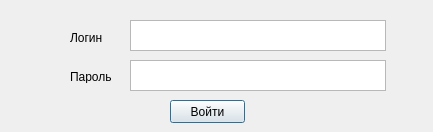
Before: the Qt Designer form untitled_reg.ui in keregan/Active_staff_motivation_qt, drawn with Qt 5.
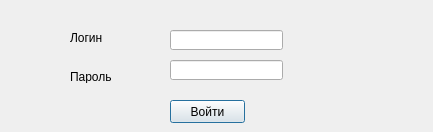
After: the same form once the commit is applied.

Diff of the .ui file:
```diff
--- a/untitled_reg.ui
+++ b/untitled_reg.ui
@@ -39,26 +39,6 @@
     <string>Пароль</string>
    </property>
   </widget>
-  <widget class="QTextBrowser" name="textBrowser">
-   <property name="geometry">
-    <rect>
-     <x>130</x>
-     <y>20</y>
-     <width>256</width>
-     <height>31</height>
-    </rect>
-   </property>
-  </widget>
-  <widget class="QTextBrowser" name="textBrowser_2">
-   <property name="geometry">
-    <rect>
-     <x>130</x>
-     <y>60</y>
-     <width>256</width>
-     <height>31</height>
-    </rect>
-   </property>
-  </widget>
   <widget class="QPushButton" name="pushButton">
    <property name="geometry">
     <rect>
@@ -72,6 +52,26 @@
     <string>Войти</string>
    </property>
   </widget>
+  <widget class="QLineEdit" name="lineEdit">
+   <property name="geometry">
+    <rect>
+     <x>170</x>
+     <y>30</y>
+     <width>113</width>
+     <height>20</height>
+    </rect>
+   </property>
+  </widget>
+  <widget class="QLineEdit" name="lineEdit_2">
+   <property name="geometry">
+    <rect>
+     <x>170</x>
+     <y>60</y>
+     <width>113</width>
+     <height>20</height>
+    </rect>
+   </property>
+  </widget>
  </widget>
  <resources/>
  <connections/>
```
